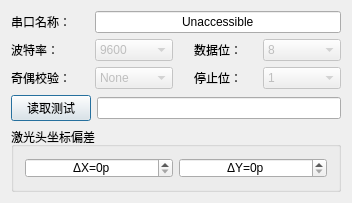
Old version of the form Intelligence3DMeasurement/LaserPortCfgDlg.ui in the repository trigrass2/Intelligence3DMeasurement.
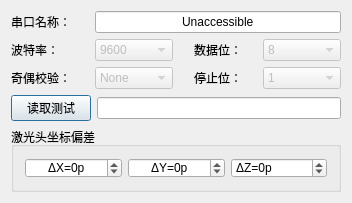
New version of the form.

Patch:
```diff
--- a/Intelligence3DMeasurement/LaserPortCfgDlg.ui
+++ b/Intelligence3DMeasurement/LaserPortCfgDlg.ui
@@ -284,6 +284,9 @@
         <property name="decimals">
          <number>0</number>
         </property>
+        <property name="minimum">
+         <double>-100000.000000000000000</double>
+        </property>
         <property name="maximum">
          <double>100000.000000000000000</double>
         </property>
@@ -305,6 +308,31 @@
         </property>
         <property name="decimals">
          <number>0</number>
+        </property>
+        <property name="minimum">
+         <double>-100000.000000000000000</double>
+        </property>
+        <property name="maximum">
+         <double>100000.000000000000000</double>
+        </property>
+       </widget>
+      </item>
+      <item>
+       <widget class="QDoubleSpinBox" name="laserBiasZ">
+        <property name="accelerated">
+         <bool>true</bool>
+        </property>
+        <property name="prefix">
+         <string>ΔZ=</string>
+        </property>
+        <property name="suffix">
+         <string>p</string>
+        </property>
+        <property name="decimals">
+         <number>0</number>
+        </property>
+        <property name="minimum">
+         <double>-100000.000000000000000</double>
         </property>
         <property name="maximum">
          <double>100000.000000000000000</double>
```
